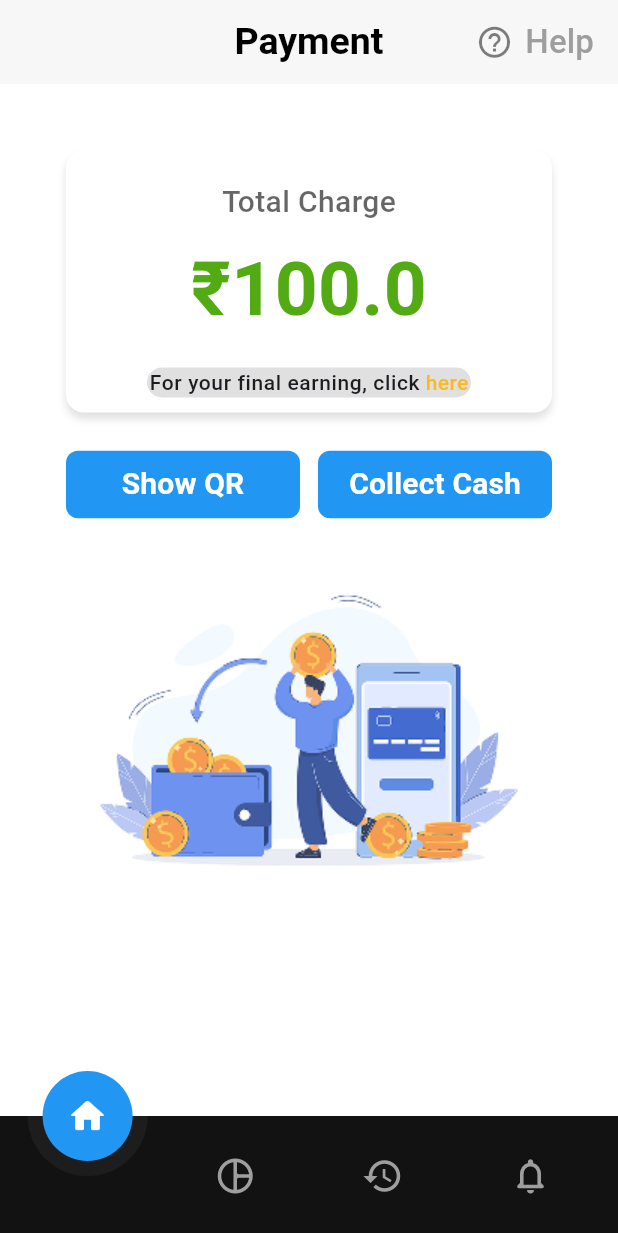
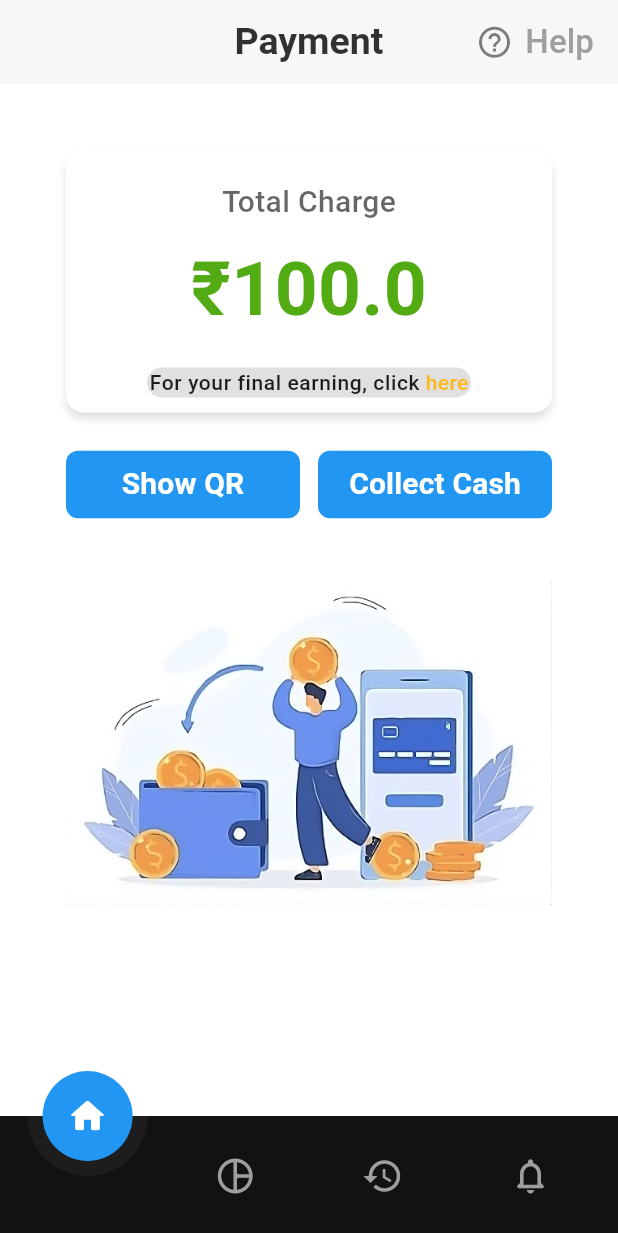
Before and after one commit to sikatienterprises/tukugo-driver, a Flutter app: the PaymentScreen screen opened by its route, on a phone screen of 412 x 824 dp. Shown: the top 1233 px of the screen. Run offline on Flutter 3.47's test engine with Material 3 defaults, Android fonts, the phone set to English and light mode, and no system bars; our stand-ins replace dotted_border, flutter_map, flutter_svg, go_router, image_picker, latlong2; project files that could hold a hidden picture were left out.

Commit message:
Fix: Fixed Appbar style and changed image payment.png

```diff
--- a/lib/screen/payment/paymentPage.dart
+++ b/lib/screen/payment/paymentPage.dart
@@ -8,17 +8,12 @@ class PaymentScreen extends StatelessWidget {
   @override
   Widget build(BuildContext context) {
     return Scaffold(
-      backgroundColor: Colors.white,
       appBar: AppBar(
         backgroundColor: Color.fromRGBO(175, 175, 175, 0.1),
         elevation: 0,
-        title: const Text(
+        title: Text(
           'Payment',
-          style: TextStyle(
-            color: Colors.black,
-            fontSize: 25,
-            fontWeight: FontWeight.w600,
-          ),
+          style: Theme.of(context).textTheme.titleLarge,
         ),
         centerTitle: true,
         actions: [
```
Also changed, not shown: lib/main.dart (+13 -0 lines), assets/payment.png.
